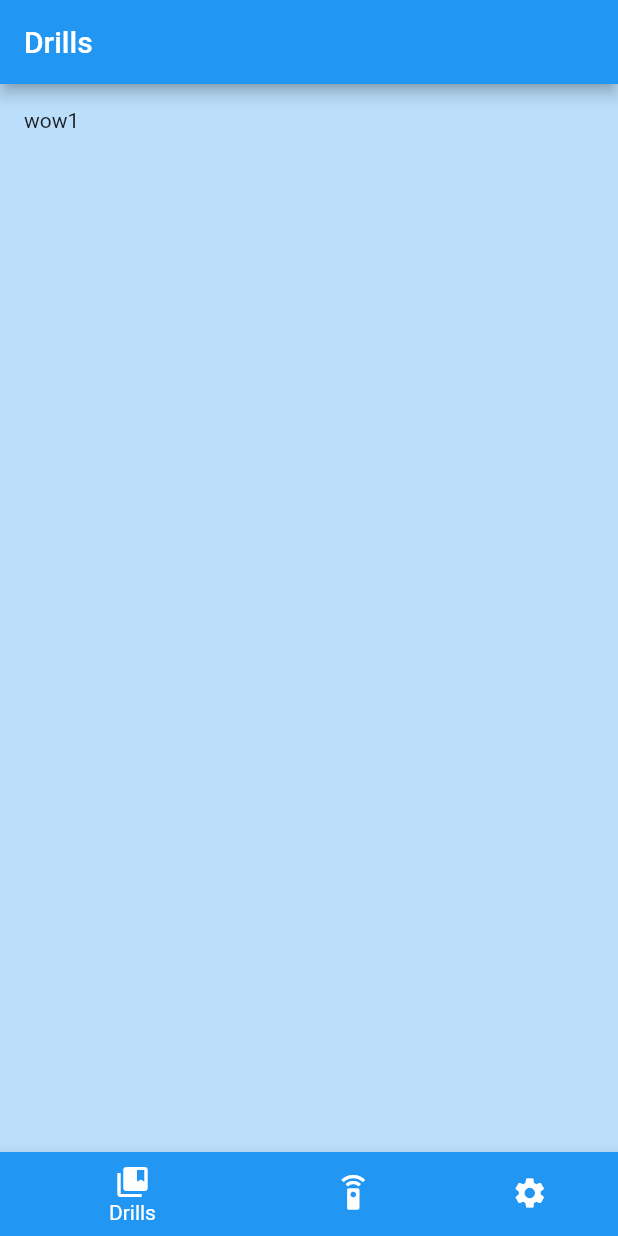
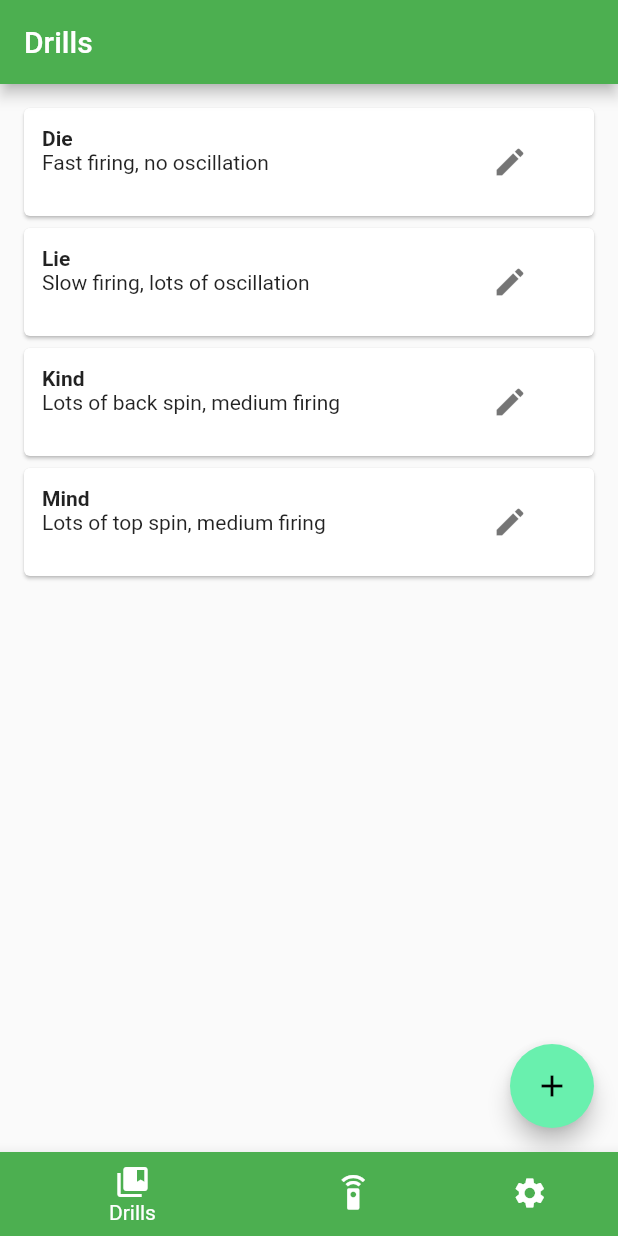
Before and after one commit to kil0meters/pingpong, a Flutter app: the screen it shows after launch, on a phone screen of 412 x 824 dp. Run offline on Flutter 3.47's test engine with Material 2 defaults, Android fonts, the phone set to English and light mode, and no system bars.

Commit message:
Initial drills mockup

```diff
--- /dev/null
+++ b/lib/drill_editor.dart
@@ -0,0 +1,105 @@
+import 'package:flutter/material.dart';
+
+class Drill {
+  const Drill(this.title, this.description, this.firingSpeed, this.oscillationFrequency, this.topspin, this.backspin);
+  final String title;
+  final String description;
+  final int firingSpeed;
+  final int oscillationFrequency;
+  final int topspin;
+  final int backspin;
+}
+
+class DrillPage extends StatefulWidget {
+  DrillPage({Key key}) : super(key: key);
+
+  @override
+  _DrillPageState createState() => _DrillPageState();
+}
+
+class _DrillPageState extends State<DrillPage> {
+  @override
+  Widget build(BuildContext context) {
+    return Scaffold(
+      appBar: AppBar(
+        title: Text('Drills'),
+        backgroundColor: Colors.green,
+      ),
+      body: Container(
+        padding: EdgeInsets.all(12),
+        child: DrillList(),
+      ),
+      floatingActionButton: FloatingActionButton(
+        onPressed: () {
+          // click
+        },
+        child: Icon(Icons.add),
+        backgroundColor: Colors.greenAccent,
+      ),
+    );
+  }
+}
+
+class DrillList extends StatefulWidget {
+  DrillList({Key key}) : super(key: key);
+
+  @override
+  _DrillListState createState() => _DrillListState();
+}
+
+class _DrillListState extends State<DrillList> {
+  final drills = [
+    Drill("Die", "Fast firing, no oscillation", 70, 0, 0, 0),
+    Drill("Lie", "Slow firing, lots of oscillation", 5, 100, 0, 0),
+    Drill("Kind", "Lots of back spin, medium firing", 20, 30, 0, 100),
+    Drill("Mind", "Lots of top spin, medium firing", 20, 30, 100, 0),
+  ];
+
+  @override
+  Widget build(BuildContext context) {
+    return ListView.builder(
+      itemCount: drills.length,
+      itemBuilder: (context, index) {
+        return Card(
+          child: Padding(
+            padding: EdgeInsets.all(12),
+            child: Row(
+              crossAxisAlignment: CrossAxisAlignment.start,
+              mainAxisAlignment: MainAxisAlignment.spaceBetween,
+              children: <Widget>[
+                Column(
+                  crossAxisAlignment: CrossAxisAlignment.start,
+                  children: <Widget>[
+                    Text(
+                      drills[index].title,
+                      style: TextStyle(
+                        fontWeight: FontWeight.bold,
+                      )
+                    ),
+                    Text(
+                      drills[index].description,
+                      style: TextStyle(
+
+                      )
+                    ),
+                  ],
+                ),
+                FlatButton(
+                  onPressed: () {
+                    //
+                  },
+                  shape: CircleBorder(),
+                  color: Colors.transparent,
+                  child: Icon(
+                    Icons.edit,
+                    color: Colors.black54,
+                  )
+                )
+              ]
+            )
+          )
+        );
+      }
+    );
+  }
+}
--- a/lib/main.dart
+++ b/lib/main.dart
@@ -1,7 +1,8 @@
 import 'package:flutter/material.dart';
 
-import 'navigation.dart';
 import 'remote_page.dart';
+import 'drill_editor.dart';
+import 'settings_menu.dart';
 
 void main() => runApp(PongApp());
 
@@ -30,10 +31,17 @@ class PongApp extends StatelessWidget {
   }
 }
 
+class NavBarItem {
+  const NavBarItem(this.title, this.icon, this.color);
+  final String title;
+  final IconData icon;
+  final MaterialColor color;
+}
+
 List<NavBarItem> navigationPages = <NavBarItem>[
-  NavBarItem('Drills', Icons.collections_bookmark, Colors.blue, Text("wow1")),
-  NavBarItem('Remote', Icons.settings_remote, Colors.red, RemotePage()),
-  NavBarItem('Settings', Icons.settings, Colors.grey, Text("wow3")),
+  NavBarItem('Drills', Icons.collections_bookmark, Colors.green),
+  NavBarItem('Remote', Icons.settings_remote, Colors.deepPurple),
+  NavBarItem('Settings', Icons.settings, Colors.grey),
 ];
 
 class HomePage extends StatefulWidget {
@@ -51,9 +59,11 @@ class _HomePageState extends State<HomePage> with TickerProviderStateMixin<HomeP
         top: false,
         child: IndexedStack(
           index: _currentIndex,
-          children: navigationPages.map<Widget>((NavBarItem page) {
-            return NavPage(style: page);
-          }).toList(),
+          children: [
+            DrillPage(),
+            RemotePage(),
+            RemotePage(),
+          ],
         ),
       ),
       bottomNavigationBar: BottomNavigationBar(
--- a/lib/navigation.dart
+++ b/lib/navigation.dart
@@ -31,10 +31,7 @@ class _NavPageState extends State<NavPage> {
         backgroundColor: widget.style.color,
       ),
       backgroundColor: widget.style.color[100],
-      body: Container(
-        padding: EdgeInsets.all(16),
-        child: widget.style.body,
-      ),
+      body: widget.style.body,
     );
   }
 }
--- a/lib/remote_page.dart
+++ b/lib/remote_page.dart
@@ -12,7 +12,13 @@ class RemotePage extends StatefulWidget {
 class _RemotePageState extends State<RemotePage> {
   @override
   Widget build(BuildContext context) {
-    return Container(
+    return Scaffold(
+      appBar: AppBar(
+        title: const Text('Remote'),
+        backgroundColor: Colors.deepPurple,
+      ),
+      body: Container(
+        padding: EdgeInsets.all(12),
         child: Column(
           mainAxisAlignment: MainAxisAlignment.start,
           crossAxisAlignment: CrossAxisAlignment.start,
@@ -33,6 +39,7 @@ class _RemotePageState extends State<RemotePage> {
             PongKnob(description: "Topspin", maxValue: 10, minValue: 0),
           ],
         ),
+      ),
     );
   }
 }
```
Also changed, not shown: lib/drill_editor_page.dart (deleted), lib/settings_menu.dart (added), lib/settings_page.dart (deleted). Lines whose indentation alone changed are shown as unchanged.
